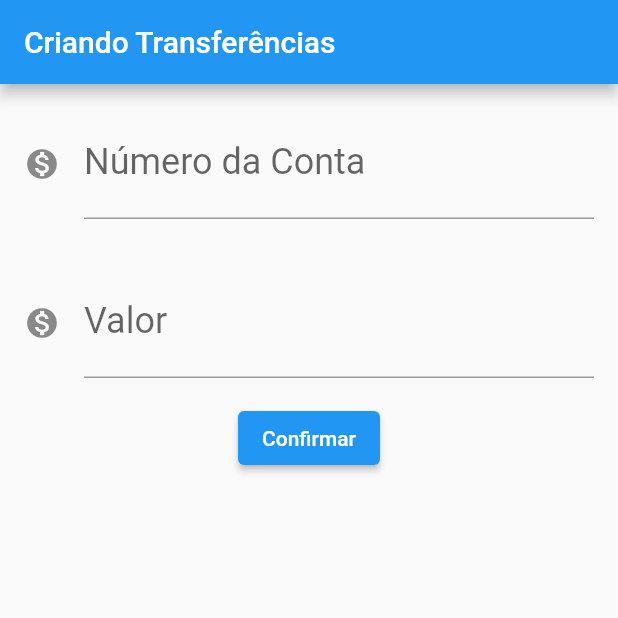
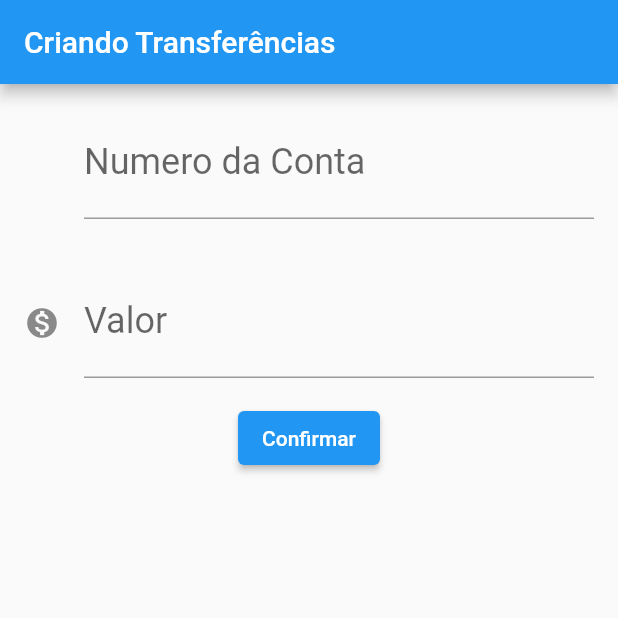
Before and after one commit to adrianoasantunes/bytebank-alura, a Flutter app: the screen it shows after launch, after a tap on "Confirmar", on a phone screen of 412 x 824 dp, the top half of it. Run offline on Flutter 3.47's test engine with Material 2 defaults, Android fonts, the phone set to English and light mode, and no system bars.

Commit message:
Alura - Fundamentos Flutter - pt 4

```diff
--- a/lib/main.dart
+++ b/lib/main.dart
@@ -36,49 +36,58 @@ class FormTransferencia extends StatelessWidget {
       ),
       body: Column(
         children: <Widget>[
-          const Padding(
-            padding: EdgeInsets.all(16.00),
-            child: TextField(
-              controller: _controllerCampoNumeroConta,
-              style: TextStyle(
-                fontSize: 24.0,
-              ),
-              decoration: InputDecoration(
-                  icon: Icon(Icons.monetization_on),
-                  labelText: 'Número da Conta',
-                  hintText: '0000'),
-              keyboardType: TextInputType.number,
-            ),
+          Editor(
+            controlador: _controllerCampoNumeroConta,
+            rotulo: 'Numero da Conta',
+            dica: '0000',
           ),
-          const Padding(
-            padding: EdgeInsets.all(16.0),
-            child: TextField(
-              controller: _controllerValorConta,
-              style: TextStyle(
-                fontSize: 24.0,
-              ),
-              decoration: InputDecoration(
-                icon: Icon(Icons.monetization_on),
-                labelText: 'Valor',
-                hintText: '0000',
-              ),
-              keyboardType: TextInputType.number,
-            ),
+          Editor(
+            controlador: _controllerValorConta,
+            rotulo: 'Valor',
+            dica: '0.00',
+            icone: Icons.monetization_on,
           ),
           ElevatedButton(
             child: const Text('Confirmar'),
             onPressed: () {
               debugPrint('clicou no confirmar');
-              final int? numeroConta =
-                  int.tryParse(_controllerCampoNumeroConta.text);
-              final double? valor = double.tryParse(_controllerValorConta.text);
-              if (numeroConta != null && valor != null) {
-                final transferenciaCriada = Transferencia(valor, numeroConta);
-                debugPrint('$transferenciaCriada');
-              }
+              _criaTranferencia();
             },
           ),
         ],
+      ),
+    );
+  }
+
+  void _criaTranferencia() {
+    final int? numeroConta = int.tryParse(_controllerCampoNumeroConta.text);
+    final double? valor = double.tryParse(_controllerValorConta.text);
+    if (numeroConta != null && valor != null) {
+      final transferenciaCriada = Transferencia(valor, numeroConta);
+      debugPrint('$transferenciaCriada');
+    }
+  }
+}
+
+class Editor extends StatelessWidget {
+  final TextEditingController? controlador;
+  final String? rotulo;
+  final String? dica;
+  final IconData? icone;
+
+  Editor({this.controlador, this.rotulo, this.dica, this.icone});
+
+  Widget build(BuildContext context) {
+    return Padding(
+      padding: EdgeInsets.all(16.00),
+      child: TextField(
+        controller: controlador,
+        style: TextStyle(
+          fontSize: 24.0,
+        ),
+        decoration: InputDecoration(
+            icon: Icon(icone), labelText: rotulo, hintText: dica),
+        keyboardType: TextInputType.number,
       ),
     );
   }
```
